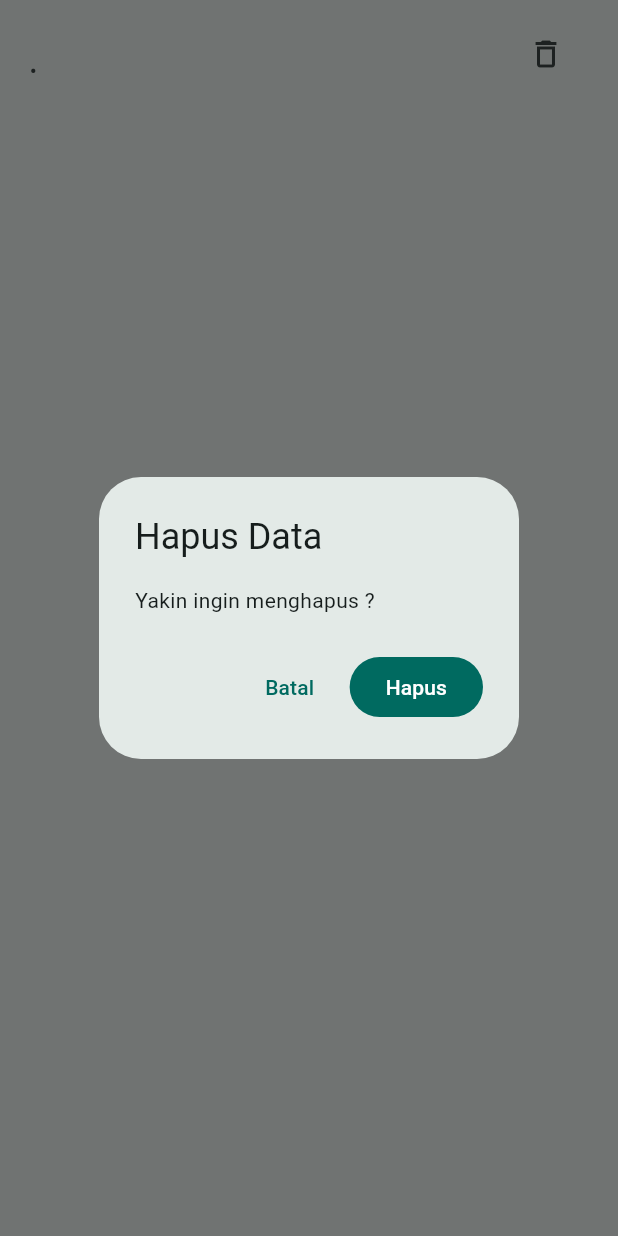
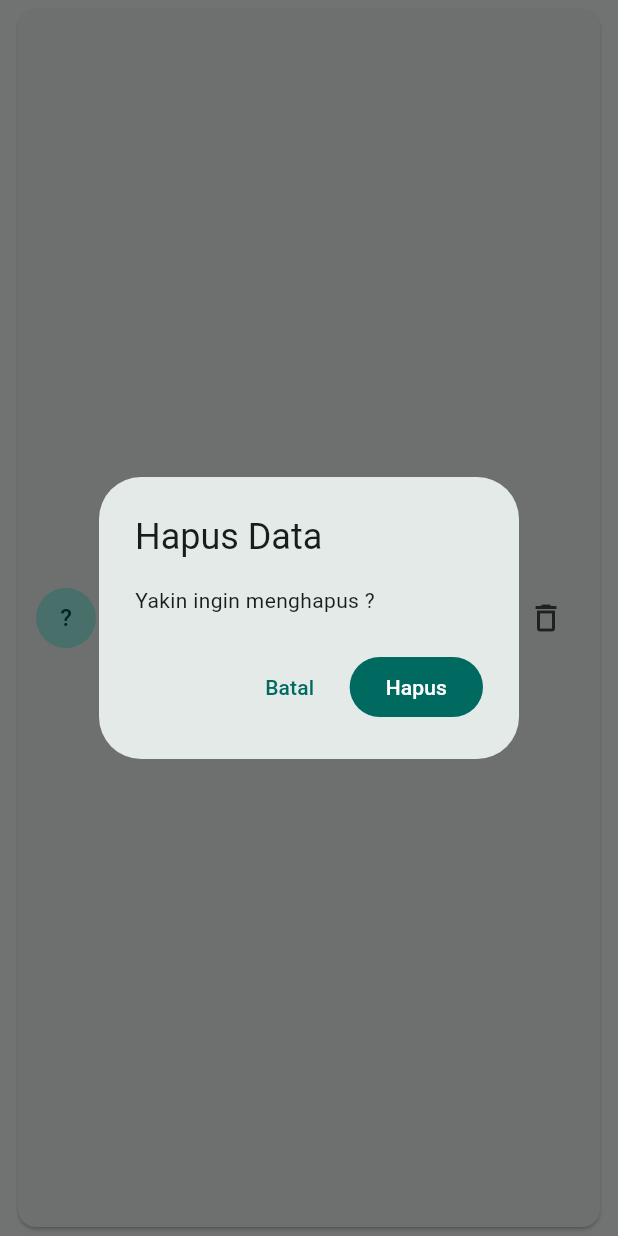
Before and after one commit to edoazn/Employee-manager, a Flutter app: the _EmployeeTile widget shown alone on an empty page, opened directly with empty values, after a tap on the "delete outline" icon, on a phone screen of 412 x 824 dp. Run offline on Flutter 3.47's test engine with Material 2 defaults, Android fonts, the phone set to English and light mode, and no system bars; our stand-ins replace dio, flutter_riverpod, go_router; network calls fail.

Commit message:
feat(ui): add custom widget(EmployeeCard)

```diff
--- a/lib/presentation/pages/add_edit_empoyee_page.dart
+++ b/lib/presentation/pages/add_edit_empoyee_page.dart
@@ -2,7 +2,7 @@ import 'package:flutter/material.dart';
 import 'package:flutter_riverpod/flutter_riverpod.dart';
 import '../../domain/entities/employee.dart';
 import '../provider/employee_form_provider.dart';
-import '../provider/employee_list_provider.dart';
+import '../provider/employee_list_providers.dart';
 
 class AddEditEmployeePage extends ConsumerStatefulWidget {
   final Object? employeeArg; // GoRouter extra
--- a/lib/presentation/pages/employee_list_page.dart
+++ b/lib/presentation/pages/employee_list_page.dart
@@ -2,7 +2,8 @@ import 'package:flutter/material.dart';
 import 'package:flutter_riverpod/flutter_riverpod.dart';
 import 'package:go_router/go_router.dart';
 import '../../domain/entities/employee.dart';
-import '../provider/employee_list_provider.dart';
+import '../provider/employee_list_providers.dart';
+import '../widgets/employee_card.dart';
 
 class EmployeeListPage extends ConsumerWidget {
   const EmployeeListPage({super.key});
@@ -44,9 +45,8 @@ class EmployeeListPage extends ConsumerWidget {
               ref.read(employeeListProvider.notifier).fetchAll(search: query),
           child: items.isEmpty
               ? const Center(child: Text('Belum ada data'))
-              : ListView.separated(
+              : ListView.builder(
                   itemCount: items.length,
-                  separatorBuilder: (_, __) => const Divider(height: 0),
                   itemBuilder: (_, i) => _EmployeeTile(emp: items[i]),
                 ),
         ),
@@ -86,13 +86,11 @@ class _EmployeeTile extends ConsumerWidget {
 
   @override
   Widget build(BuildContext context, WidgetRef ref) {
-    return ListTile(
-      title: Text(emp.name),
-      subtitle: Text('${emp.position} • ${emp.phone}'),
+    return EmployeeCard(
+      emp: emp,
       onTap: () => context.push('/edit', extra: emp),
-      trailing: IconButton(
-        icon: const Icon(Icons.delete_outline),
-        onPressed: () async {
+      onEdit: () => context.push('/edit', extra: emp),
+      onDelete: () async {
         final ok = await showDialog<bool>(
           context: context,
           builder: (_) => AlertDialog(
@@ -114,7 +112,6 @@ class _EmployeeTile extends ConsumerWidget {
               .showSnackBar(const SnackBar(content: Text('Data dihapus')));
         }
       },
-      ),
     );
   }
 }
--- a/lib/presentation/provider/employee_form_provider.dart
+++ b/lib/presentation/provider/employee_form_provider.dart
@@ -1,7 +1,7 @@
 import 'package:flutter_riverpod/flutter_riverpod.dart';
 import '../../data/repositories/employee_repository.dart';
 import '../../domain/entities/employee.dart';
-import 'employee_list_provider.dart';
+import 'employee_list_providers.dart';
 
 final employeeFormProvider =
     StateNotifierProvider.autoDispose<EmployeeFormNotifier, AsyncValue<void>>(
--- /dev/null
+++ b/lib/presentation/widgets/employee_card.dart
@@ -0,0 +1,56 @@
+import 'package:flutter/material.dart';
+import '../../domain/entities/employee.dart';
+
+class EmployeeCard extends StatelessWidget {
+  final Employee emp;
+  final VoidCallback? onTap;
+  final VoidCallback? onEdit;
+  final VoidCallback? onDelete;
+
+  const EmployeeCard({
+    super.key,
+    required this.emp,
+    this.onTap,
+    this.onEdit,
+    this.onDelete,
+  });
+
+  @override
+  Widget build(BuildContext context) {
+    return Card(
+      margin: const EdgeInsets.symmetric(horizontal: 12, vertical: 6),
+      shape: RoundedRectangleBorder(borderRadius: BorderRadius.circular(12)),
+      child: InkWell(
+        borderRadius: BorderRadius.circular(12),
+        onTap: onTap,
+        child: Padding(
+          padding: const EdgeInsets.all(12),
+          child: Row(
+            children: [
+              CircleAvatar(
+                child: Text(emp.name.isNotEmpty ? emp.name[0] : '?'),
+              ),
+              const SizedBox(width: 12),
+              Expanded(
+                child: Column(
+                  crossAxisAlignment: CrossAxisAlignment.start,
+                  children: [
+                    Text(emp.name,
+                        style: Theme.of(context).textTheme.titleMedium),
+                    const SizedBox(height: 4),
+                    Text(emp.position,
+                        style: Theme.of(context).textTheme.bodySmall),
+                    Text(emp.phone,
+                        style: Theme.of(context).textTheme.bodySmall),
+                  ],
+                ),
+              ),
+              IconButton(
+                  icon: const Icon(Icons.delete_outline), onPressed: onDelete),
+            ],
+          ),
+        ),
+      ),
+    );
+  }
+}
```
Also changed, not shown: lib/presentation/provider/employee_list_providers.dart (renamed from lib/presentation/provider/employee_list_provider.dart), lib/presentation/widgets/text_field.dart (added). Lines whose indentation alone changed are shown as unchanged.
